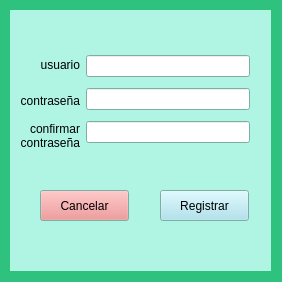
Old version of the form vista_registro.ui in the repository rdanbaro/App_de_Contexto_Prompts.
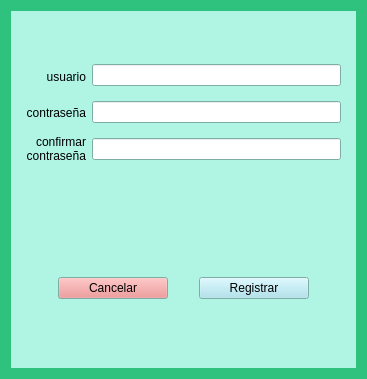
New version of the form.

Commit message: implementacion de respuesta visual de errores  y validaciones incorrectas

Diff of the .ui file:
```diff
--- a/vista_registro.ui
+++ b/vista_registro.ui
@@ -6,8 +6,8 @@
    <rect>
     <x>0</x>
     <y>0</y>
-    <width>282</width>
-    <height>282</height>
+    <width>367</width>
+    <height>379</height>
    </rect>
   </property>
   <property name="palette">
@@ -77,15 +77,9 @@
   <property name="windowTitle">
    <string>Form</string>
   </property>
+  <layout class="QVBoxLayout" name="verticalLayout_3">
+   <item>
   <widget class="QWidget" name="widget" native="true">
-   <property name="geometry">
-    <rect>
-     <x>10</x>
-     <y>10</y>
-     <width>261</width>
-     <height>261</height>
-    </rect>
-   </property>
    <property name="palette">
     <palette>
      <active>
@@ -159,18 +153,43 @@
    <property name="autoFillBackground">
     <bool>true</bool>
    </property>
-   <widget class="QWidget" name="layoutWidget">
-    <property name="geometry">
-     <rect>
-      <x>10</x>
-      <y>40</y>
-      <width>230</width>
-      <height>101</height>
-     </rect>
-    </property>
+     <layout class="QVBoxLayout" name="verticalLayout_5">
+      <property name="leftMargin">
+       <number>15</number>
+      </property>
+      <property name="rightMargin">
+       <number>15</number>
+      </property>
+      <item>
+       <layout class="QVBoxLayout" name="verticalLayout_4">
+        <property name="spacing">
+         <number>0</number>
+        </property>
+        <property name="bottomMargin">
+         <number>30</number>
+        </property>
+        <item>
     <layout class="QHBoxLayout" name="horizontalLayout">
+          <property name="spacing">
+           <number>6</number>
+          </property>
+          <property name="topMargin">
+           <number>44</number>
+          </property>
+          <property name="bottomMargin">
+           <number>0</number>
+          </property>
      <item>
       <layout class="QVBoxLayout" name="verticalLayout">
+            <property name="spacing">
+             <number>10</number>
+            </property>
+            <property name="topMargin">
+             <number>0</number>
+            </property>
+            <property name="bottomMargin">
+             <number>0</number>
+            </property>
        <item>
         <widget class="QLabel" name="etiqueta_usuario_registro">
          <property name="text">
@@ -198,7 +217,7 @@
 contraseña</string>
          </property>
          <property name="alignment">
-          <set>Qt::AlignRight|Qt::AlignTrailing|Qt::AlignVCenter</set>
+               <set>Qt::AlignBottom|Qt::AlignRight|Qt::AlignTrailing</set>
          </property>
         </widget>
        </item>
@@ -206,6 +225,15 @@
      </item>
      <item>
       <layout class="QVBoxLayout" name="verticalLayout_2">
+            <property name="spacing">
+             <number>15</number>
+            </property>
+            <property name="topMargin">
+             <number>0</number>
+            </property>
+            <property name="bottomMargin">
+             <number>3</number>
+            </property>
        <item>
         <widget class="QLineEdit" name="entrada_usuario_registro"/>
        </item>
@@ -218,47 +246,40 @@
       </layout>
      </item>
     </layout>
-   </widget>
-   <widget class="QPushButton" name="boton_registrar">
-    <property name="geometry">
-     <rect>
-      <x>150</x>
-      <y>180</y>
-      <width>89</width>
-      <height>31</height>
-     </rect>
-    </property>
+        </item>
+        <item>
+         <widget class="QLabel" name="label_error_visual_reg">
     <property name="palette">
      <palette>
       <active>
-       <colorrole role="Button">
+             <colorrole role="WindowText">
         <brush brushstyle="SolidPattern">
          <color alpha="255">
-          <red>163</red>
-          <green>223</green>
-          <blue>236</blue>
+                <red>224</red>
+                <green>27</green>
+                <blue>36</blue>
          </color>
         </brush>
        </colorrole>
       </active>
       <inactive>
-       <colorrole role="Button">
+             <colorrole role="WindowText">
         <brush brushstyle="SolidPattern">
          <color alpha="255">
-          <red>163</red>
-          <green>223</green>
-          <blue>236</blue>
+                <red>224</red>
+                <green>27</green>
+                <blue>36</blue>
          </color>
         </brush>
        </colorrole>
       </inactive>
       <disabled>
-       <colorrole role="Button">
+             <colorrole role="WindowText">
         <brush brushstyle="SolidPattern">
          <color alpha="255">
-          <red>163</red>
-          <green>223</green>
-          <blue>236</blue>
+                <red>190</red>
+                <green>190</green>
+                <blue>190</blue>
          </color>
         </brush>
        </colorrole>
@@ -266,17 +287,37 @@
      </palette>
     </property>
     <property name="text">
-     <string>Registrar</string>
-    </property>
-   </widget>
+           <string/>
+          </property>
+          <property name="alignment">
+           <set>Qt::AlignLeading|Qt::AlignLeft|Qt::AlignTop</set>
+          </property>
+         </widget>
+        </item>
+        <item>
+         <layout class="QHBoxLayout" name="horizontalLayout_2">
+          <property name="spacing">
+           <number>8</number>
+          </property>
+          <property name="leftMargin">
+           <number>9</number>
+          </property>
+          <property name="rightMargin">
+           <number>9</number>
+          </property>
+          <property name="bottomMargin">
+           <number>30</number>
+          </property>
+          <item>
    <widget class="QPushButton" name="boton_cancelar">
-    <property name="geometry">
-     <rect>
-      <x>30</x>
-      <y>180</y>
-      <width>89</width>
-      <height>31</height>
-     </rect>
+            <property name="enabled">
+             <bool>true</bool>
+            </property>
+            <property name="maximumSize">
+             <size>
+              <width>110</width>
+              <height>16777215</height>
+             </size>
     </property>
     <property name="palette">
      <palette>
@@ -319,7 +360,65 @@
      <string>Cancelar</string>
     </property>
    </widget>
-  </widget>
+          </item>
+          <item>
+           <widget class="QPushButton" name="boton_registrar">
+            <property name="maximumSize">
+             <size>
+              <width>110</width>
+              <height>16777215</height>
+             </size>
+            </property>
+            <property name="palette">
+             <palette>
+              <active>
+               <colorrole role="Button">
+                <brush brushstyle="SolidPattern">
+                 <color alpha="255">
+                  <red>163</red>
+                  <green>223</green>
+                  <blue>236</blue>
+                 </color>
+                </brush>
+               </colorrole>
+              </active>
+              <inactive>
+               <colorrole role="Button">
+                <brush brushstyle="SolidPattern">
+                 <color alpha="255">
+                  <red>163</red>
+                  <green>223</green>
+                  <blue>236</blue>
+                 </color>
+                </brush>
+               </colorrole>
+              </inactive>
+              <disabled>
+               <colorrole role="Button">
+                <brush brushstyle="SolidPattern">
+                 <color alpha="255">
+                  <red>163</red>
+                  <green>223</green>
+                  <blue>236</blue>
+                 </color>
+                </brush>
+               </colorrole>
+              </disabled>
+             </palette>
+            </property>
+            <property name="text">
+             <string>Registrar</string>
+            </property>
+           </widget>
+          </item>
+         </layout>
+        </item>
+       </layout>
+      </item>
+     </layout>
+    </widget>
+   </item>
+  </layout>
  </widget>
  <resources/>
  <connections/>
```
Lines whose indentation alone changed are shown as unchanged. The commit also changes 9 other files.
